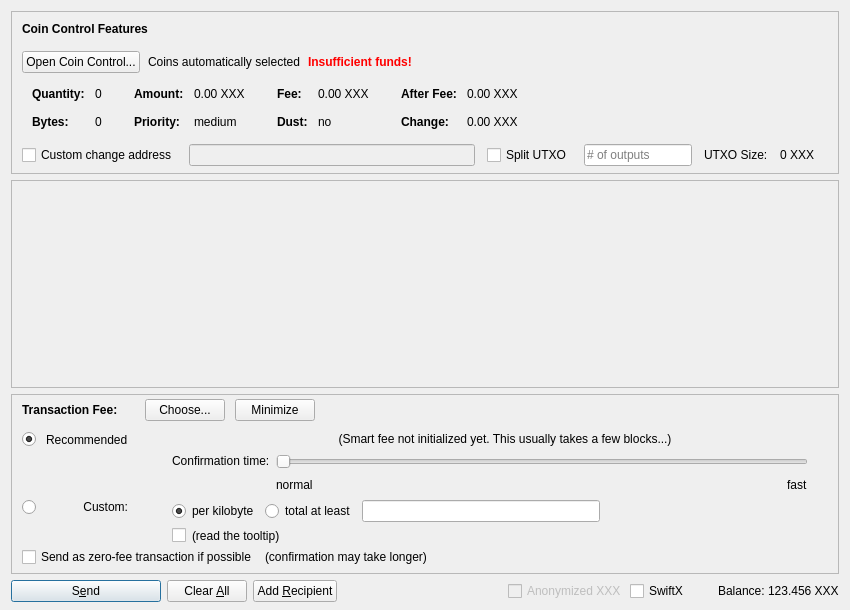
This is src/qt/forms/sendcoinsdialog.ui in telostia/old-unused-MYMN as Qt 5 draws it before an edit. The edited form follows.
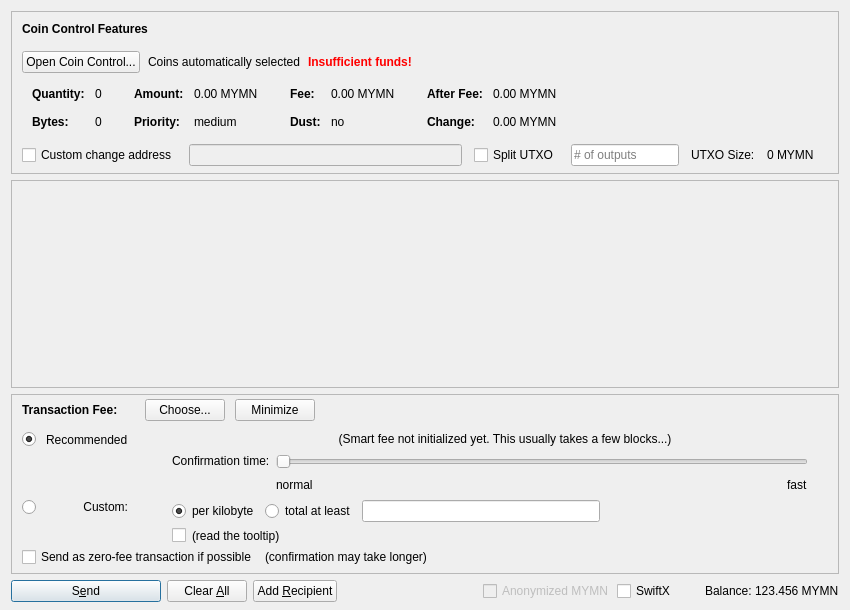
This is the edited form. Icons and pictures are not drawn. Custom widgets are drawn as their Qt base class.

What changed in the file:
```diff
--- a/src/qt/forms/sendcoinsdialog.ui
+++ b/src/qt/forms/sendcoinsdialog.ui
@@ -324,7 +324,7 @@
                   <enum>Qt::ActionsContextMenu</enum>
                  </property>
                  <property name="text">
-                  <string notr="true">0.00 XXX</string>
+                  <string notr="true">0.00 MYMN</string>
                  </property>
                  <property name="textInteractionFlags">
                   <set>Qt::LinksAccessibleByMouse|Qt::TextSelectableByKeyboard|Qt::TextSelectableByMouse</set>
@@ -404,7 +404,7 @@
                   <enum>Qt::ActionsContextMenu</enum>
                  </property>
                  <property name="text">
-                  <string notr="true">0.00 XXX</string>
+                  <string notr="true">0.00 MYMN</string>
                  </property>
                  <property name="textInteractionFlags">
                   <set>Qt::LinksAccessibleByMouse|Qt::TextSelectableByKeyboard|Qt::TextSelectableByMouse</set>
@@ -484,7 +484,7 @@
                   <enum>Qt::ActionsContextMenu</enum>
                  </property>
                  <property name="text">
-                  <string notr="true">0.00 XXX</string>
+                  <string notr="true">0.00 MYMN</string>
                  </property>
                  <property name="textInteractionFlags">
                   <set>Qt::LinksAccessibleByMouse|Qt::TextSelectableByKeyboard|Qt::TextSelectableByMouse</set>
@@ -513,7 +513,7 @@
                   <enum>Qt::ActionsContextMenu</enum>
                  </property>
                  <property name="text">
-                  <string notr="true">0.00 XXX</string>
+                  <string notr="true">0.00 MYMN</string>
                  </property>
                  <property name="textInteractionFlags">
                   <set>Qt::LinksAccessibleByMouse|Qt::TextSelectableByKeyboard|Qt::TextSelectableByMouse</set>
@@ -594,7 +594,7 @@
           <item>
            <widget class="QLabel" name="labelBlockSize">
             <property name="text">
-             <string>0 XXX</string>
+             <string>0 MYMN</string>
             </property>
            </widget>
           </item>
@@ -1390,7 +1390,7 @@
           <bool>false</bool>
          </property>
          <property name="text">
-          <string>Anonymized XXX</string>
+          <string>Anonymized MYMN</string>
          </property>
         </widget>
        </item>
@@ -1429,7 +1429,7 @@
           <cursorShape>IBeamCursor</cursorShape>
          </property>
          <property name="text">
-          <string notr="true">123.456 XXX</string>
+          <string notr="true">123.456 MYMN</string>
          </property>
          <property name="textInteractionFlags">
           <set>Qt::LinksAccessibleByMouse|Qt::TextSelectableByKeyboard|Qt::TextSelectableByMouse</set>
```
